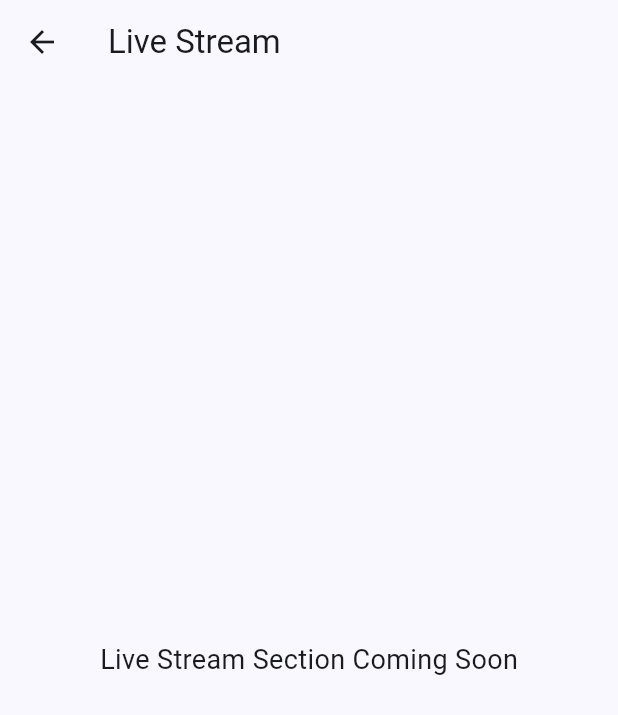
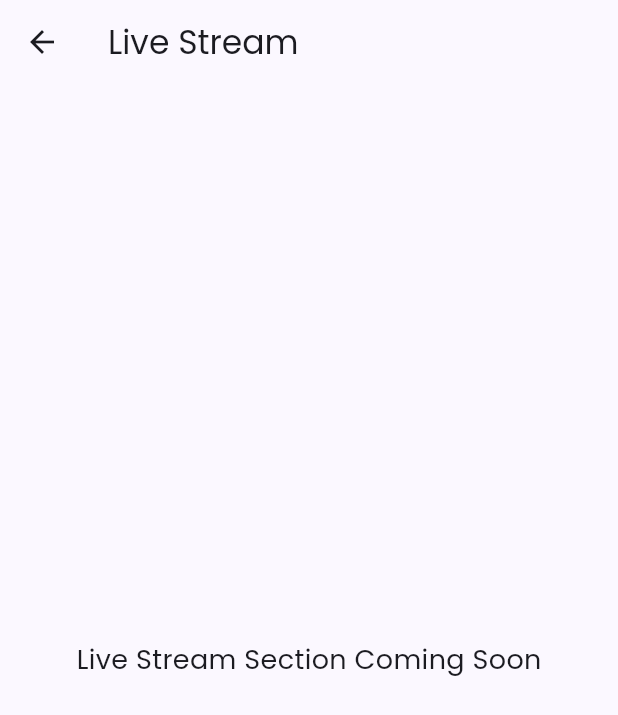
Before and after one commit to worldofgod79-del/wog_apk, a Flutter app: the screen it shows after launch, after a tap on "LIVE", on a phone screen of 412 x 824 dp. Shown: the top 715 px of the screen. Run offline on Flutter 3.47's test engine with Material 3 defaults, Android fonts, the phone set to English and light mode, and no system bars.

Commit message:
Update main.dart

```diff
--- a/lib/main.dart
+++ b/lib/main.dart
@@ -2,8 +2,6 @@ import 'package:flutter/material.dart';
 import 'dart:async';
 import 'dart:convert';
 import 'package:flutter/services.dart';
-import 'package:google_fonts/google_fonts.dart';
-import 'package:http/http.dart' as http;
 
 void main() {
   runApp(const WogApp());
@@ -15,11 +13,11 @@ class WogApp extends StatelessWidget {
   Widget build(BuildContext context) {
     return MaterialApp(
       debugShowCheckedModeBanner: false,
-      title: 'WOG APK',
       theme: ThemeData(
         useMaterial3: true,
-        colorScheme: ColorScheme.fromSeed(seedColor: const Color(0xFF0D47A1)),
-        // Web building error rakunda font loading style marchanu
+        // Global font Poppins ki marchanu
+        fontFamily: 'Poppins',
+        colorScheme: ColorScheme.fromSeed(seedColor: const Color(0xFF1A237E)),
       ),
       home: const SplashScreen(),
     );
@@ -42,15 +40,15 @@ class _SplashScreenState extends State<SplashScreen> {
   }
   @override
   Widget build(BuildContext context) {
-    return Scaffold(
+    return const Scaffold(
       backgroundColor: Colors.white,
       body: Center(
         child: Column(
           mainAxisAlignment: MainAxisAlignment.center,
           children: [
-            const Icon(Icons.auto_awesome, size: 100, color: Color(0xFF0D47A1)),
-            const SizedBox(height: 20),
-            Text("WOG APP", style: GoogleFonts.roboto(fontSize: 30, fontWeight: FontWeight.bold, color: const Color(0xFF0D47A1))),
+            Icon(Icons.auto_awesome_rounded, size: 90, color: Color(0xFF1A237E)),
+            SizedBox(height: 20),
+            Text("WOG APP", style: TextStyle(fontSize: 32, fontWeight: FontWeight.w800, color: Color(0xFF1A237E), letterSpacing: 1.5)),
           ],
         ),
       ),
@@ -58,108 +56,128 @@ class _SplashScreenState extends State<SplashScreen> {
   }
 }
 
-class MainHomePage extends StatefulWidget {
+class MainHomePage extends StatelessWidget {
   const MainHomePage({super.key});
-  @override
-  State<MainHomePage> createState() => _MainHomePageState();
-}
 
-class _MainHomePageState extends State<MainHomePage> {
   @override
   Widget build(BuildContext context) {
     return Scaffold(
+      backgroundColor: const Color(0xFFF8F9FE), // Soft background
       appBar: AppBar(
-        title: Text("WOG APP", style: GoogleFonts.roboto(fontWeight: FontWeight.bold, color: Colors.white)),
-        backgroundColor: const Color(0xFF0D47A1),
+        title: const Text("WOG APP", style: TextStyle(fontWeight: FontWeight.w700, color: Colors.white)),
+        backgroundColor: const Color(0xFF1A237E),
         centerTitle: true,
-        elevation: 4,
         iconTheme: const IconThemeData(color: Colors.white),
       ),
-      drawer: Drawer(
-        child: Column(
-          children: [
-            UserAccountsDrawerHeader(
-              decoration: const BoxDecoration(color: Color(0xFF0D47A1)),
-              accountName: Text("World of God", style: GoogleFonts.roboto(fontSize: 18, fontWeight: FontWeight.bold)),
-              accountEmail: const Text("wogapp@official.com"),
-              currentAccountPicture: const CircleAvatar(backgroundColor: Colors.white, child: Icon(Icons.church, color: Color(0xFF0D47A1), size: 40)),
-            ),
-            _drawerTile(Icons.track_changes, "TRACKER"),
-            _drawerTile(Icons.audiotrack, "AUDIO MESSAGES"),
-            _drawerTile(Icons.quiz, "QUIZ"),
-            const Divider(),
-            _drawerTile(Icons.contact_mail, "CONTACT US"),
-            _drawerTile(Icons.info, "ABOUT US"),
-            _drawerTile(Icons.share, "SHARE THIS APP"),
-          ],
-        ),
-      ),
+      drawer: _buildDrawer(context),
       body: SingleChildScrollView(
         child: Column(
           children: [
-            Container(
-              height: 200,
-              width: double.infinity,
-              margin: const EdgeInsets.all(16),
-              decoration: BoxDecoration(
-                borderRadius: BorderRadius.circular(20),
-                gradient: const LinearGradient(colors: [Color(0xFF0D47A1), Color(0xFF42A5F5)]),
-                boxShadow: [BoxShadow(color: Colors.black.withOpacity(0.2), blurRadius: 10, offset: const Offset(0, 5))],
-              ),
-              child: Center(
-                child: Text("దేవుని వాక్యం జీవమున్నది",
-                  style: GoogleFonts.mallanna(color: Colors.white, fontSize: 32, fontWeight: FontWeight.bold),
-                  textAlign: TextAlign.center),
-              ),
+            _buildBanner(),
+            const Padding(
+              padding: EdgeInsets.only(left: 20, top: 10, bottom: 5),
+              child: Align(alignment: Alignment.centerLeft, child: Text("Main Menu", style: TextStyle(fontSize: 18, fontWeight: FontWeight.w600))),
             ),
-            Padding(
-              padding: const EdgeInsets.symmetric(horizontal: 16),
-              child: GridView.count(
-                shrinkWrap: true,
-                physics: const NeverScrollableScrollPhysics(),
-                crossAxisCount: 2,
-                crossAxisSpacing: 15,
-                mainAxisSpacing: 15,
-                children: [
-                  _menuCard("BIBLE", Icons.menu_book, const Color(0xFFFF9800), const BibleListScreen()),
-                  _menuCard("SONGS", Icons.music_note, const Color(0xFF2196F3), const PlaceholderScreen(title: "Songs")),
-                  _menuCard("BOOKS", Icons.library_books, const Color(0xFF4CAF50), const PlaceholderScreen(title: "Books")),
-                  _menuCard("LIVE", Icons.live_tv, const Color(0xFFF44336), const PlaceholderScreen(title: "Live Stream")),
-                ],
-              ),
-            ),
+            _buildGridMenu(context),
           ],
         ),
       ),
     );
   }
 
-  Widget _menuCard(String title, IconData icon, Color color, Widget screen) {
+  Widget _buildBanner() {
+    return Container(
+      height: 190,
+      width: double.infinity,
+      margin: const EdgeInsets.all(16),
+      decoration: BoxDecoration(
+        borderRadius: BorderRadius.circular(28),
+        gradient: const LinearGradient(
+          begin: Alignment.topLeft,
+          end: Alignment.bottomRight,
+          colors: [Color(0xFF1A237E), Color(0xFF3949AB)],
+        ),
+        boxShadow: [BoxShadow(color: Colors.indigo.withOpacity(0.3), blurRadius: 15, offset: const Offset(0, 8))],
+      ),
+      child: const Center(
+        child: Text("దేవుని వాక్యం జీవమున్నది",
+          style: TextStyle(fontFamily: 'Mallanna', color: Colors.white, fontSize: 36, fontWeight: FontWeight.bold),
+          textAlign: TextAlign.center),
+      ),
+    );
+  }
+
+  Widget _buildGridMenu(BuildContext context) {
+    return Padding(
+      padding: const EdgeInsets.symmetric(horizontal: 16, vertical: 10),
+      child: GridView.count(
+        shrinkWrap: true,
+        physics: const NeverScrollableScrollPhysics(),
+        crossAxisCount: 2,
+        crossAxisSpacing: 18,
+        mainAxisSpacing: 18,
+        children: [
+          _menuCard(context, "BIBLE", Icons.menu_book_rounded, const Color(0xFFFF9100), const BibleListScreen()),
+          _menuCard(context, "SONGS", Icons.music_note_rounded, const Color(0xFF2979FF), const CommonPlaceholder(title: "Songs")),
+          _menuCard(context, "BOOKS", Icons.import_contacts_rounded, const Color(0xFF00C853), const CommonPlaceholder(title: "Books")),
+          _menuCard(context, "LIVE", Icons.sensors_rounded, const Color(0xFFFF1744), const CommonPlaceholder(title: "Live Stream")),
+        ],
+      ),
+    );
+  }
+
+  Widget _menuCard(BuildContext context, String title, IconData icon, Color color, Widget screen) {
     return InkWell(
       onTap: () => Navigator.push(context, MaterialPageRoute(builder: (context) => screen)),
       child: Container(
         decoration: BoxDecoration(
           color: Colors.white,
-          borderRadius: BorderRadius.circular(20),
-          boxShadow: [BoxShadow(color: Colors.black.withOpacity(0.05), blurRadius: 10)],
+          borderRadius: BorderRadius.circular(24),
+          boxShadow: [BoxShadow(color: Colors.black.withOpacity(0.04), blurRadius: 20, offset: const Offset(0, 4))],
         ),
         child: Column(
           mainAxisAlignment: MainAxisAlignment.center,
           children: [
-            Icon(icon, size: 50, color: color),
-            const SizedBox(height: 10),
-            Text(title, style: GoogleFonts.roboto(fontSize: 16, fontWeight: FontWeight.bold)),
+            Container(
+              padding: const EdgeInsets.all(14),
+              decoration: BoxDecoration(color: color.withOpacity(0.12), shape: BoxShape.circle),
+              child: Icon(icon, color: color, size: 32),
+            ),
+            const SizedBox(height: 12),
+            Text(title, style: const TextStyle(fontWeight: FontWeight.w700, fontSize: 15, letterSpacing: 0.5)),
           ],
         ),
       ),
     );
   }
 
+  Widget _buildDrawer(BuildContext context) {
+    return Drawer(
+      child: ListView(
+        padding: EdgeInsets.zero,
+        children: [
+          const UserAccountsDrawerHeader(
+            decoration: BoxDecoration(color: Color(0xFF1A237E)),
+            accountName: Text("World of God", style: TextStyle(fontSize: 18, fontWeight: FontWeight.w600)),
+            accountEmail: Text("wogapp@official.com"),
+            currentAccountPicture: CircleAvatar(backgroundColor: Colors.white, child: Icon(Icons.church, color: Color(0xFF1A237E), size: 35)),
+          ),
+          _drawerTile(Icons.track_changes_rounded, "Tracker"),
+          _drawerTile(Icons.audio_file_rounded, "Audio Messages"),
+          _drawerTile(Icons.quiz_rounded, "Quiz"),
+          const Divider(indent: 20, endIndent: 20),
+          _drawerTile(Icons.contact_support_rounded, "Contact Us"),
+          _drawerTile(Icons.info_rounded, "About Us"),
+        ],
+      ),
+    );
+  }
+
   Widget _drawerTile(IconData icon, String title) {
     return ListTile(
-      leading: Icon(icon, color: const Color(0xFF0D47A1)),
-      title: Text(title, style: GoogleFonts.roboto(fontSize: 16)),
-      onTap: () => Navigator.pop(context),
+      leading: Icon(icon, color: const Color(0xFF1A237E), size: 22),
+      title: Text(title, style: const TextStyle(fontWeight: FontWeight.w500, fontSize: 15)),
+      onTap: () {},
     );
   }
 }
@@ -186,17 +204,14 @@ class _BibleListScreenState extends State<BibleListScreen> {
   @override
   Widget build(BuildContext context) {
     return Scaffold(
-      appBar: AppBar(
-        title: Text("Holy Bible", style: GoogleFonts.roboto(color: Colors.white, fontWeight: FontWeight.bold)),
-        backgroundColor: const Color(0xFF0D47A1),
-        iconTheme: const IconThemeData(color: Colors.white),
-      ),
-      body: _books.isEmpty ? const Center(child: CircularProgressIndicator()) : ListView.builder(
+      appBar: AppBar(title: const Text("Holy Bible"), backgroundColor: const Color(0xFF0D47A1), iconTheme: const IconThemeData(color: Colors.white)),
+      body: ListView.separated(
         itemCount: _books.length,
+        separatorBuilder: (c, i) => const Divider(height: 1),
         itemBuilder: (context, i) => ListTile(
-          leading: const Icon(Icons.book, color: Color(0xFFFF9800)),
-          title: Text(_books[i]["name"], style: GoogleFonts.mallanna(fontSize: 24)),
-          trailing: const Icon(Icons.chevron_right),
+          leading: const CircleAvatar(backgroundColor: Color(0xFFFF9800), child: Icon(Icons.book, color: Colors.white, size: 18)),
+          title: Text(_books[i]["name"], style: const TextStyle(fontFamily: 'Mallanna', fontSize: 24)),
+          trailing: const Icon(Icons.chevron_right, color: Colors.grey),
           onTap: () => Navigator.push(context, MaterialPageRoute(builder: (context) =>
             ChapterScreen(bookName: _books[i]["name"], chapters: _books[i]["chapters"]))),
         ),
@@ -213,16 +228,16 @@ class ChapterScreen extends StatelessWidget {
   @override
   Widget build(BuildContext context) {
     return Scaffold(
-      appBar: AppBar(title: Text(bookName, style: GoogleFonts.mallanna(fontSize: 26, color: Colors.white)), backgroundColor: const Color(0xFF0D47A1), iconTheme: const IconThemeData(color: Colors.white)),
+      appBar: AppBar(title: Text(bookName, style: const TextStyle(fontFamily: 'Mallanna', fontSize: 26))),
       body: GridView.builder(
-        padding: const EdgeInsets.all(15),
-        gridDelegate: const SliverGridDelegateWithFixedCrossAxisCount(crossAxisCount: 5, mainAxisSpacing: 10, crossAxisSpacing: 10),
+        padding: const EdgeInsets.all(20),
+        gridDelegate: const SliverGridDelegateWithFixedCrossAxisCount(crossAxisCount: 5, mainAxisSpacing: 15, crossAxisSpacing: 15),
         itemCount: chapters.length,
         itemBuilder: (context, i) => InkWell(
           onTap: () => Navigator.push(context, MaterialPageRoute(builder: (context) =>
             VerseScreen(chapterNum: chapters[i]["chapter"], verses: chapters[i]["verses"]))),
           child: Container(
-            decoration: BoxDecoration(color: Colors.blue[50], borderRadius: BorderRadius.circular(10), border: Border.all(color: Colors.blue.shade200)),
+            decoration: BoxDecoration(color: Colors.blue[50], borderRadius: BorderRadius.circular(12), border: Border.all(color: Colors.blue.shade100)),
             child: Center(child: Text("${chapters[i]["chapter"]}", style: const TextStyle(fontWeight: FontWeight.bold, fontSize: 18))),
           ),
         ),
@@ -239,9 +254,9 @@ class VerseScreen extends StatelessWidget {
   @override
   Widget build(BuildContext context) {
     return Scaffold(
-      appBar: AppBar(title: Text("Chapter $chapterNum", style: GoogleFonts.roboto())),
+      appBar: AppBar(title: Text("Chapter $chapterNum")),
       body: ListView.builder(
-        padding: const EdgeInsets.all(16),
+        padding: const EdgeInsets.all(20),
         itemCount: verses.length,
         itemBuilder: (context, i) => Padding(
           padding: const EdgeInsets.only(bottom: 15),
@@ -249,8 +264,8 @@ class VerseScreen extends StatelessWidget {
             text: TextSpan(
               style: const TextStyle(color: Colors.black87, fontSize: 20, height: 1.6),
               children: [
-                TextSpan(text: "${verses[i]["number"]}. ", style: GoogleFonts.roboto(fontWeight: FontWeight.bold, color: const Color(0xFF0D47A1), fontSize: 18)),
-                TextSpan(text: verses[i]["text"], style: GoogleFonts.mallanna()),
+                TextSpan(text: "${verses[i]["number"]}. ", style: const TextStyle(fontFamily: 'Roboto', fontWeight: FontWeight.bold, color: Color(0xFF0D47A1), fontSize: 18)),
+                TextSpan(text: verses[i]["text"], style: const TextStyle(fontFamily: 'Mallanna')),
               ],
             ),
           ),
@@ -260,11 +275,11 @@ class VerseScreen extends StatelessWidget {
   }
 }
 
-class PlaceholderScreen extends StatelessWidget {
+class CommonPlaceholder extends StatelessWidget {
   final String title;
-  const PlaceholderScreen({super.key, required this.title});
+  const CommonPlaceholder({super.key, required this.title});
   @override
   Widget build(BuildContext context) {
-    return Scaffold(appBar: AppBar(title: Text(title)), body: Center(child: Text("$title Section Coming Soon", style: GoogleFonts.roboto(fontSize: 18))));
+    return Scaffold(appBar: AppBar(title: Text(title)), body: Center(child: Text("$title Section Coming Soon", style: const TextStyle(fontSize: 18))));
   }
 }
```
